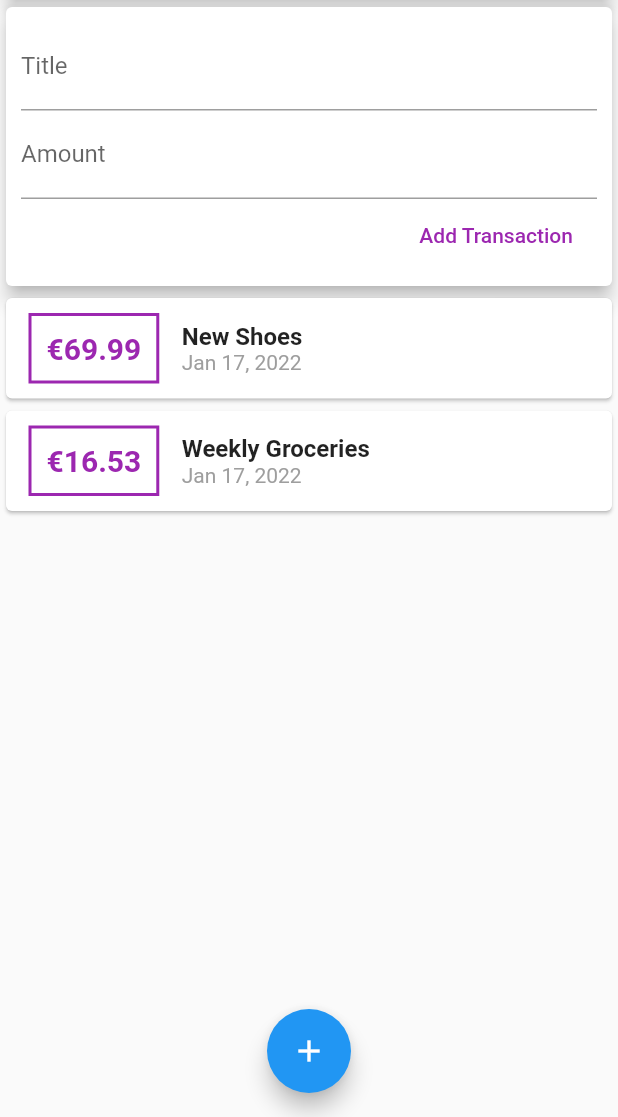
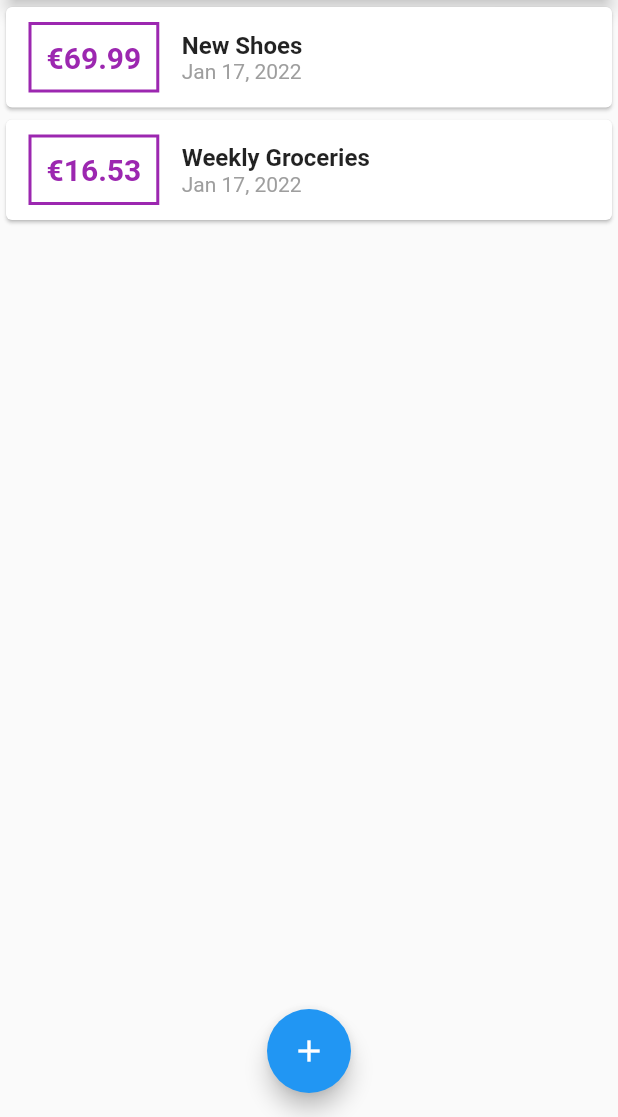
Before and after one commit to ErikMaier/personal_expenses_app, a Flutter app: the screen it shows after launch, on a phone screen of 412 x 824 dp, the part 119-1236 px from its top. Run offline on Flutter 3.47's test engine with Material 2 defaults, Android fonts, the phone set to English and light mode, and no system bars.

Commit message:
second day and end of 94

```diff
--- a/lib/main.dart
+++ b/lib/main.dart
@@ -1,5 +1,7 @@
 import 'package:flutter/material.dart';
-import './widgets/user_transactions.dart';
+import './widgets/new_transaction.dart';
+import './widgets/transaction_list.dart';
+import './models/transaction.dart';
 
 void main() => runApp(MyApp());
 
@@ -14,11 +16,51 @@ class MyApp extends StatelessWidget {
   }
 }
 
-class MyHomePage extends StatelessWidget {
+class MyHomePage extends StatefulWidget {
+  @override
+  State<MyHomePage> createState() => _MyHomePageState();
+}
+
+class _MyHomePageState extends State<MyHomePage> {
   // String titleInput;
-  // String amountInput;
-  final titleController = TextEditingController();
-  final amountController = TextEditingController();
+  final List<Transaction> _userTransactions = [
+    Transaction(
+      id: 't1',
+      title: 'New Shoes',
+      amount: 69.99,
+      date: DateTime.now(),
+    ),
+    Transaction(
+      id: 't2',
+      title: 'Weekly Groceries',
+      amount: 16.53,
+      date: DateTime.now(),
+    ),
+  ];
+
+  void _addNewTransaction(String txTitle, double txAmount) {
+    final newTx = Transaction(
+      title: txTitle,
+      amount: txAmount,
+      date: DateTime.now(),
+      id: DateTime.now().toString(),
+    );
+
+    setState(() {
+      _userTransactions.add(newTx);
+    });
+  }
+
+  void _startAddNewTransaction(
+    BuildContext ctx,
+  ) {
+    showModalBottomSheet(
+      context: ctx,
+      builder: (_) {
+        return NewTransaction(_addNewTransaction);
+      },
+    );
+  }
 
   @override
   Widget build(BuildContext context) {
@@ -28,7 +70,7 @@ class MyHomePage extends StatelessWidget {
         actions: [
           IconButton(
             icon: Icon(Icons.add),
-            onPressed: () {},
+            onPressed: () => _startAddNewTransaction(context),
           ),
         ],
       ),
@@ -43,14 +85,14 @@ class MyHomePage extends StatelessWidget {
                 elevation: 5,
               ),
             ),
-            UserTransactions()
+            TransactionList(_userTransactions)
           ],
         ),
       ),
       floatingActionButtonLocation: FloatingActionButtonLocation.centerFloat,
       floatingActionButton: FloatingActionButton(
         child: Icon(Icons.add),
-        onPressed: () {},
+        onPressed: () => _startAddNewTransaction(context),
       ),
     );
   }
--- a/lib/widgets/new_transaction.dart
+++ b/lib/widgets/new_transaction.dart
@@ -1,11 +1,18 @@
 import 'package:flutter/material.dart';
 
-class NewTransaction extends StatelessWidget {
+class NewTransaction extends StatefulWidget {
   final Function addTx;
-  final titleController = TextEditingController();
-  final amountController = TextEditingController();
 
   NewTransaction(this.addTx);
+
+  @override
+  State<NewTransaction> createState() => _NewTransactionState();
+}
+
+class _NewTransactionState extends State<NewTransaction> {
+  final titleController = TextEditingController();
+
+  final amountController = TextEditingController();
 
   void submitData() {
     final enteredTitle = titleController.text;
@@ -15,10 +22,12 @@ class NewTransaction extends StatelessWidget {
       return;
     }
 
-    addTx(
+    widget.addTx(
       titleController.text,
       double.parse(amountController.text),
     );
+
+    Navigator.of(context).pop();
   }
 
   @override
--- a/lib/widgets/user_transactions.dart
+++ /dev/null
@@ -1,50 +0,0 @@
-import 'package:flutter/material.dart';
-
-import './new_transaction.dart';
-import './transaction_list.dart';
-import '../models/transaction.dart';
-
-class UserTransactions extends StatefulWidget {
-  @override
-  _UserTransactionsState createState() => _UserTransactionsState();
-}
-
-class _UserTransactionsState extends State<UserTransactions> {
-  final List<Transaction> _userTransactions = [
-    Transaction(
-      id: 't1',
-      title: 'New Shoes',
-      amount: 69.99,
-      date: DateTime.now(),
-    ),
-    Transaction(
-      id: 't2',
-      title: 'Weekly Groceries',
-      amount: 16.53,
-      date: DateTime.now(),
-    ),
-  ];
-
-  void _addNewTransaction(String txTitle, double txAmount) {
-    final newTx = Transaction(
-      title: txTitle,
-      amount: txAmount,
-      date: DateTime.now(),
-      id: DateTime.now().toString(),
-    );
-
-    setState(() {
-      _userTransactions.add(newTx);
-    });
-  }
-
-  @override
-  Widget build(BuildContext context) {
-    return Column(
-      children: [
-        NewTransaction(_addNewTransaction),
-        TransactionList(_userTransactions),
-      ],
-    );
-  }
-}
```
